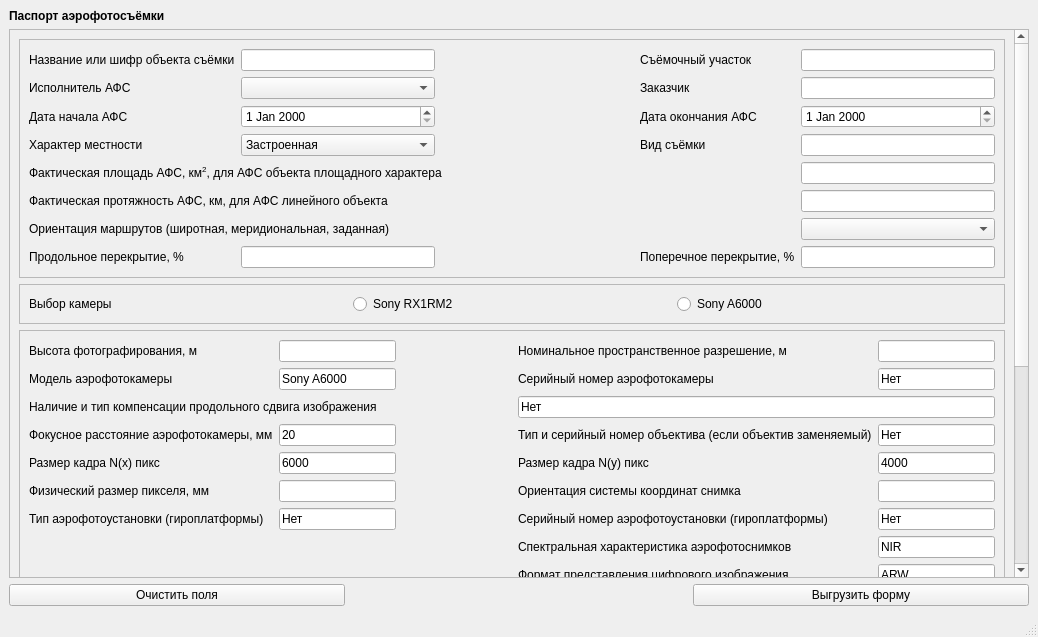
Before: the Qt Designer form Aerial_Photography_GUI_dialog_base.ui in ji-tf/aerial_photography_gui, drawn with Qt 5.
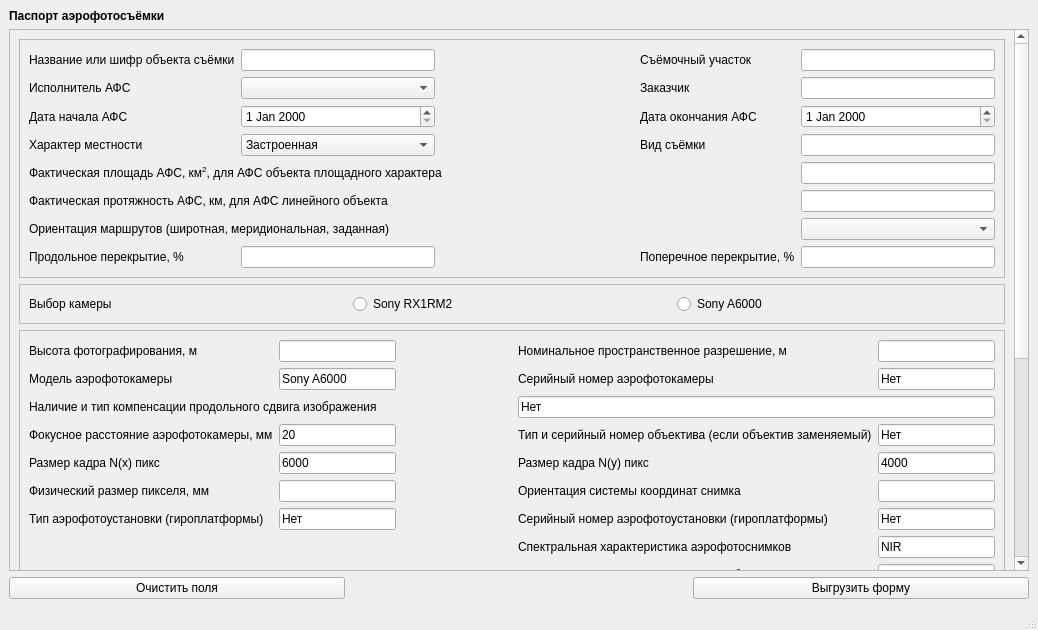
After: the same form once the commit is applied. Custom widgets are drawn as their Qt base class.

Commit message: Aerial_Photography_GUI_dialog interface

The edit to the form file:
```diff
--- a/Aerial_Photography_GUI_dialog_base.ui
+++ b/Aerial_Photography_GUI_dialog_base.ui
@@ -7,7 +7,7 @@
     <x>0</x>
     <y>0</y>
     <width>1038</width>
-    <height>637</height>
+    <height>630</height>
    </rect>
   </property>
   <property name="windowTitle">
```
